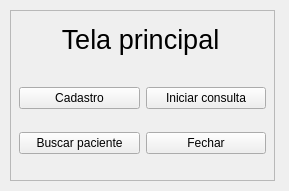
oliveiraJessica/cpp_codes, file home_widget.ui: the form before one commit.
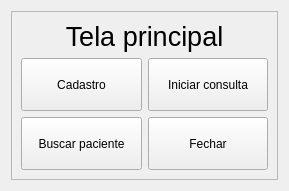
The form after the commit.

Commit message:
Implement resize functionality
Resize of home_widget ui for improvements in usability

```diff
--- a/home_widget.ui
+++ b/home_widget.ui
@@ -13,15 +13,9 @@
   <property name="windowTitle">
    <string>Home v0.1</string>
   </property>
+  <layout class="QHBoxLayout" name="horizontalLayout">
+   <item>
   <widget class="QFrame" name="frame">
-   <property name="geometry">
-    <rect>
-     <x>10</x>
-     <y>10</y>
-     <width>265</width>
-     <height>171</height>
-    </rect>
-   </property>
    <property name="cursor">
     <cursorShape>ArrowCursor</cursorShape>
    </property>
@@ -31,14 +25,14 @@
    <property name="frameShadow">
     <enum>QFrame::Raised</enum>
    </property>
+     <layout class="QGridLayout" name="gridLayout_2">
+      <item row="0" column="0">
    <widget class="QLabel" name="label">
-    <property name="geometry">
-     <rect>
-      <x>0</x>
-      <y>-1</y>
-      <width>261</width>
-      <height>61</height>
-     </rect>
+        <property name="sizePolicy">
+         <sizepolicy hsizetype="Preferred" vsizetype="Fixed">
+          <horstretch>0</horstretch>
+          <verstretch>0</verstretch>
+         </sizepolicy>
     </property>
     <property name="font">
      <font>
@@ -52,18 +46,17 @@
      <set>Qt::AlignCenter</set>
     </property>
    </widget>
-   <widget class="QWidget" name="gridLayoutWidget">
-    <property name="geometry">
-     <rect>
-      <x>9</x>
-      <y>60</y>
-      <width>247</width>
-      <height>101</height>
-     </rect>
-    </property>
+      </item>
+      <item row="1" column="0">
     <layout class="QGridLayout" name="gridLayout">
      <item row="1" column="0">
       <widget class="QPushButton" name="search_push_button">
+          <property name="sizePolicy">
+           <sizepolicy hsizetype="Minimum" vsizetype="Expanding">
+            <horstretch>0</horstretch>
+            <verstretch>0</verstretch>
+           </sizepolicy>
+          </property>
        <property name="cursor">
         <cursorShape>PointingHandCursor</cursorShape>
        </property>
@@ -74,6 +67,12 @@
      </item>
      <item row="0" column="0">
       <widget class="QPushButton" name="register_push_button">
+          <property name="sizePolicy">
+           <sizepolicy hsizetype="Minimum" vsizetype="Expanding">
+            <horstretch>0</horstretch>
+            <verstretch>0</verstretch>
+           </sizepolicy>
+          </property>
        <property name="cursor">
         <cursorShape>PointingHandCursor</cursorShape>
        </property>
@@ -84,6 +83,12 @@
      </item>
      <item row="0" column="1">
       <widget class="QPushButton" name="initiate_consultation_push_button">
+          <property name="sizePolicy">
+           <sizepolicy hsizetype="Minimum" vsizetype="Expanding">
+            <horstretch>0</horstretch>
+            <verstretch>0</verstretch>
+           </sizepolicy>
+          </property>
        <property name="cursor">
         <cursorShape>PointingHandCursor</cursorShape>
        </property>
@@ -94,6 +99,12 @@
      </item>
      <item row="1" column="1">
       <widget class="QPushButton" name="exit_push_button">
+          <property name="sizePolicy">
+           <sizepolicy hsizetype="Minimum" vsizetype="Expanding">
+            <horstretch>0</horstretch>
+            <verstretch>0</verstretch>
+           </sizepolicy>
+          </property>
        <property name="cursor">
         <cursorShape>PointingHandCursor</cursorShape>
        </property>
@@ -103,8 +114,11 @@
       </widget>
      </item>
     </layout>
-   </widget>
-  </widget>
+      </item>
+     </layout>
+    </widget>
+   </item>
+  </layout>
  </widget>
  <resources/>
  <connections/>
```
Lines whose indentation alone changed are shown as unchanged.
